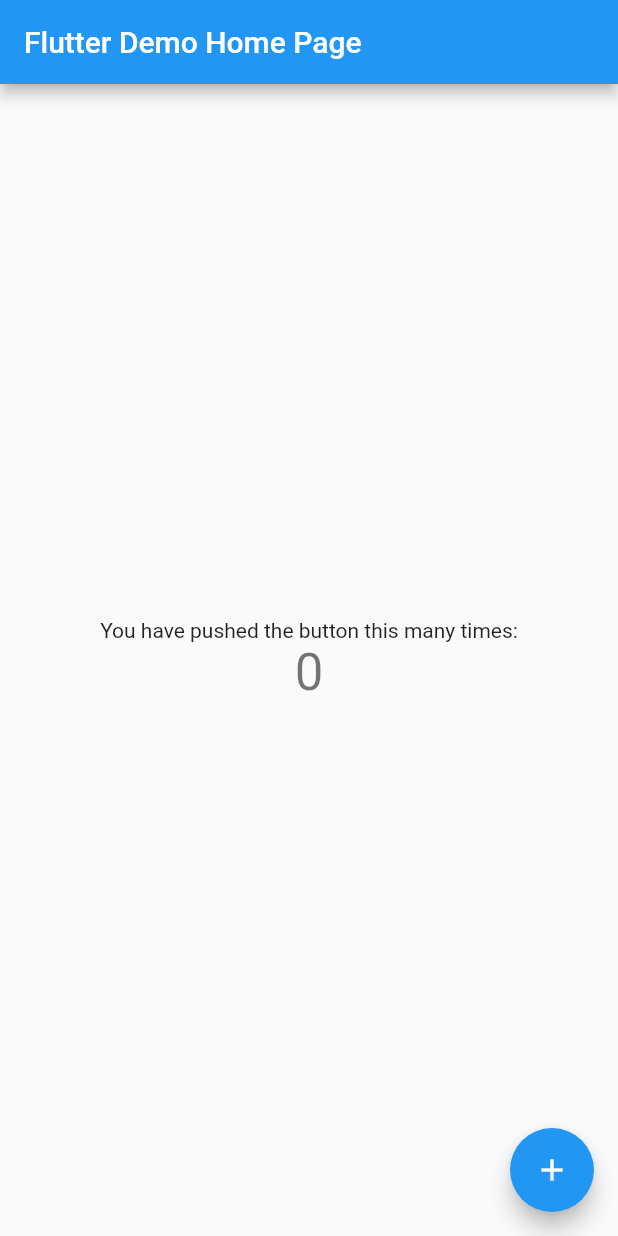
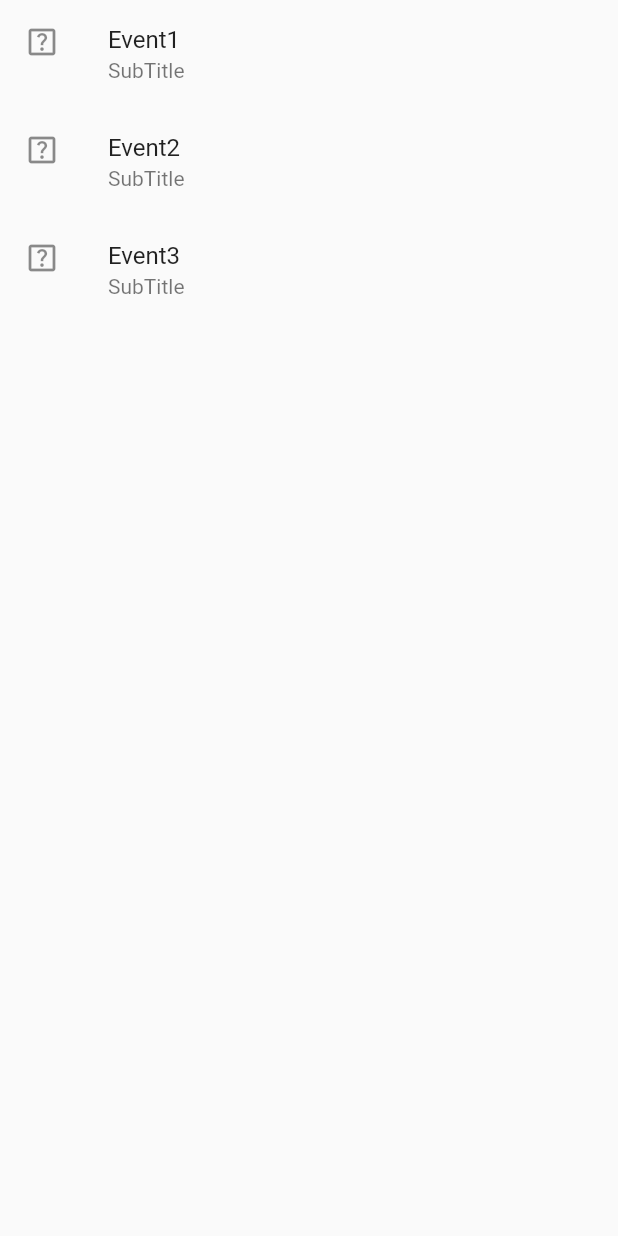
Before and after one commit to mrguisamuel/08-mobile-training, a Flutter app: the screen it shows after launch, on a phone screen of 412 x 824 dp. Run offline on Flutter 3.47's test engine with Material 2 defaults, Android fonts, the phone set to English and light mode, and no system bars.

Commit message:
feat: ListView widget to list events

```diff
--- a/wsa_events/lib/main.dart
+++ b/wsa_events/lib/main.dart
@@ -1,4 +1,5 @@
 import 'package:flutter/material.dart';
+import 'package:wsa_events/select_event.dart';
 
 void main() {
   runApp(const MyApp());
@@ -7,109 +8,13 @@ void main() {
 class MyApp extends StatelessWidget {
   const MyApp({super.key});
 
-  // This widget is the root of your application.
   @override
   Widget build(BuildContext context) {
     return MaterialApp(
-      title: 'Flutter Demo',
       theme: ThemeData(
-        // This is the theme of your application.
-        //
-        // Try running your application with "flutter run". You'll see the
-        // application has a blue toolbar. Then, without quitting the app, try
-        // changing the primarySwatch below to Colors.green and then invoke
-        // "hot reload" (press "r" in the console where you ran "flutter run",
-        // or simply save your changes to "hot reload" in a Flutter IDE).
-        // Notice that the counter didn't reset back to zero; the application
-        // is not restarted.
         primarySwatch: Colors.blue,
       ),
-      home: const MyHomePage(title: 'Flutter Demo Home Page'),
+      home: SelectEvent(),
     );
   }
 }
-
-class MyHomePage extends StatefulWidget {
-  const MyHomePage({super.key, required this.title});
-
-  // This widget is the home page of your application. It is stateful, meaning
-  // that it has a State object (defined below) that contains fields that affect
-  // how it looks.
-
-  // This class is the configuration for the state. It holds the values (in this
-  // case the title) provided by the parent (in this case the App widget) and
-  // used by the build method of the State. Fields in a Widget subclass are
-  // always marked "final".
-
-  final String title;
-
-  @override
-  State<MyHomePage> createState() => _MyHomePageState();
-}
-
-class _MyHomePageState extends State<MyHomePage> {
-  int _counter = 0;
-
-  void _incrementCounter() {
-    setState(() {
-      // This call to setState tells the Flutter framework that something has
-      // changed in this State, which causes it to rerun the build method below
-      // so that the display can reflect the updated values. If we changed
-      // _counter without calling setState(), then the build method would not be
-      // called again, and so nothing would appear to happen.
-      _counter++;
-    });
-  }
-
-  @override
-  Widget build(BuildContext context) {
-    // This method is rerun every time setState is called, for instance as done
-    // by the _incrementCounter method above.
-    //
-    // The Flutter framework has been optimized to make rerunning build methods
-    // fast, so that you can just rebuild anything that needs updating rather
-    // than having to individually change instances of widgets.
-    return Scaffold(
-      appBar: AppBar(
-        // Here we take the value from the MyHomePage object that was created by
-        // the App.build method, and use it to set our appbar title.
-        title: Text(widget.title),
-      ),
-      body: Center(
-        // Center is a layout widget. It takes a single child and positions it
-        // in the middle of the parent.
-        child: Column(
-          // Column is also a layout widget. It takes a list of children and
-          // arranges them vertically. By default, it sizes itself to fit its
-          // children horizontally, and tries to be as tall as its parent.
-          //
-          // Invoke "debug painting" (press "p" in the console, choose the
-          // "Toggle Debug Paint" action from the Flutter Inspector in Android
-          // Studio, or the "Toggle Debug Paint" command in Visual Studio Code)
-          // to see the wireframe for each widget.
-          //
-          // Column has various properties to control how it sizes itself and
-          // how it positions its children. Here we use mainAxisAlignment to
-          // center the children vertically; the main axis here is the vertical
-          // axis because Columns are vertical (the cross axis would be
-          // horizontal).
-          mainAxisAlignment: MainAxisAlignment.center,
-          children: <Widget>[
-            const Text(
-              'You have pushed the button this many times:',
-            ),
-            Text(
-              '$_counter',
-              style: Theme.of(context).textTheme.headline4,
-            ),
-          ],
-        ),
-      ),
-      floatingActionButton: FloatingActionButton(
-        onPressed: _incrementCounter,
-        tooltip: 'Increment',
-        child: const Icon(Icons.add),
-      ), // This trailing comma makes auto-formatting nicer for build methods.
-    );
-  }
-}
--- /dev/null
+++ b/wsa_events/lib/select_event.dart
@@ -0,0 +1,39 @@
+import 'package:flutter/material.dart';
+
+class WSEvents {
+  final List<String> allEvents = [
+    'Event1',
+    'Event2',
+    'Event3'
+  ];
+}
+
+class EventListView extends StatelessWidget {
+  final wsEvents = WSEvents();
+
+  EventListView({Key? key}) : super(key: key);
+
+  @override
+  Widget build(BuildContext context) {
+    return ListView.builder(
+      itemCount: wsEvents.allEvents.length,
+      itemBuilder: (context, index) {
+        return ListTile(
+          title: Text(wsEvents.allEvents[index]),
+          subtitle: const Text('SubTitle'),
+          leading: const Icon(Icons.help_center_outlined),
+          onTap: null
+        );
+      }
+    );
+  }
+}
+
+class SelectEvent extends StatelessWidget {
+  @override
+  Widget build(BuildContext context) {
+    return Scaffold(
+      body: EventListView()
+    );
+  }
+}
```
